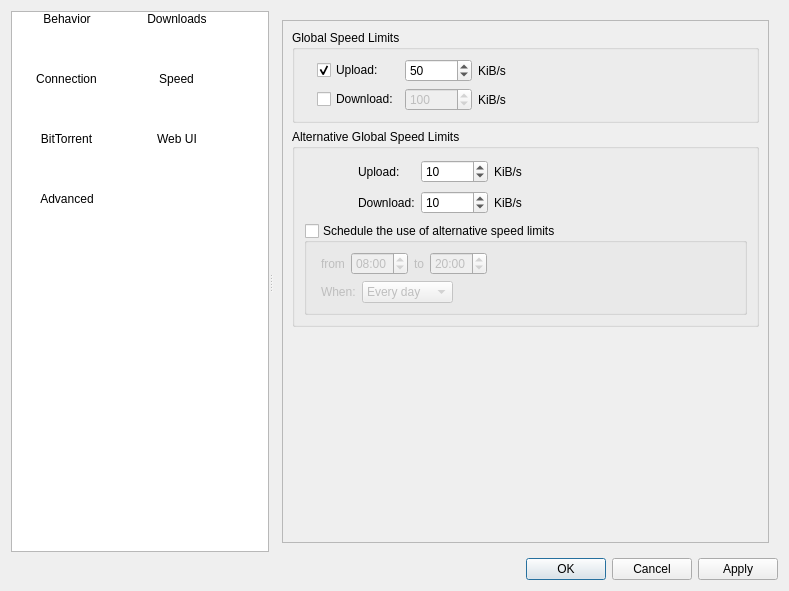
First picture: the form in src/preferences/options.ui, repository SysAdminDoc/qBittorrent-Vanced, before the edit.
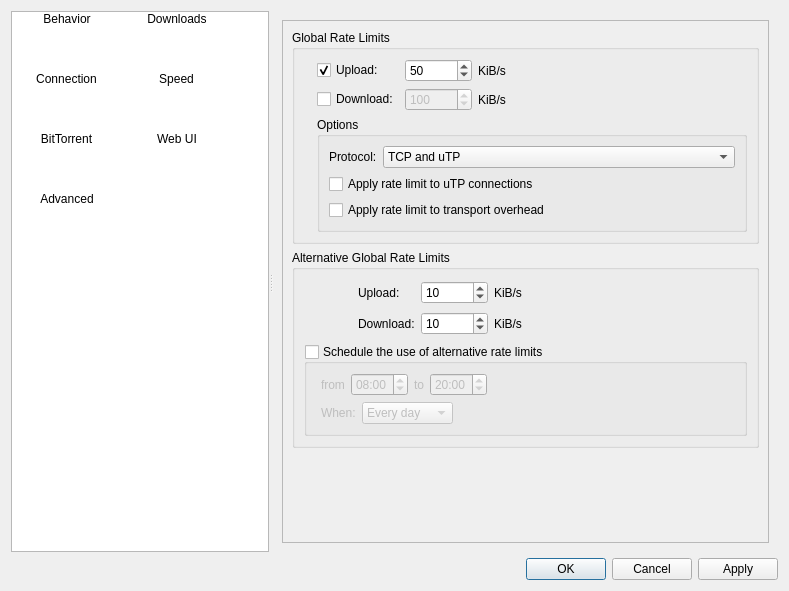
Second picture: the form after the edit. The open tabs and pages were chosen to show the change. Icons and pictures are not drawn.

```diff
--- a/src/preferences/options.ui
+++ b/src/preferences/options.ui
@@ -1405,16 +1405,16 @@
            <property name="geometry">
             <rect>
              <x>0</x>
-             <y>0</y>
-             <width>504</width>
-             <height>384</height>
+             <y>-16</y>
+             <width>489</width>
+             <height>425</height>
             </rect>
            </property>
            <layout class="QVBoxLayout" name="verticalLayout_33">
             <item>
              <widget class="QGroupBox" name="bandwidthBox">
               <property name="title">
-               <string>Global Speed Limits</string>
+               <string>Global Rate Limits</string>
               </property>
               <layout class="QGridLayout" name="gridLayout_7">
                <item row="0" column="0">
@@ -1513,13 +1513,66 @@
                  </property>
                 </spacer>
                </item>
+               <item row="1" column="1" colspan="2">
+                <widget class="QGroupBox" name="groupBox_5">
+                 <property name="title">
+                  <string>Options</string>
+                 </property>
+                 <layout class="QVBoxLayout" name="verticalLayout_27">
+                  <item>
+                   <layout class="QFormLayout" name="formLayout_6">
+                    <item row="0" column="0">
+                     <widget class="QLabel" name="label_23">
+                      <property name="text">
+                       <string>Protocol:</string>
+                      </property>
+                     </widget>
+                    </item>
+                    <item row="0" column="1">
+                     <widget class="QComboBox" name="comboBTProtocol">
+                      <item>
+                       <property name="text">
+                        <string>TCP and uTP</string>
+                       </property>
+                      </item>
+                      <item>
+                       <property name="text">
+                        <string>TCP only</string>
+                       </property>
+                      </item>
+                      <item>
+                       <property name="text">
+                        <string>uTP only</string>
+                       </property>
+                      </item>
+                     </widget>
+                    </item>
+                   </layout>
+                  </item>
+                  <item>
+                   <widget class="QCheckBox" name="checkLimituTPConnections">
+                    <property name="text">
+                     <string>Apply rate limit to uTP connections</string>
+                    </property>
+                   </widget>
+                  </item>
+                  <item>
+                   <widget class="QCheckBox" name="checkLimitTransportOverhead">
+                    <property name="text">
+                     <string>Apply rate limit to transport overhead</string>
+                    </property>
+                   </widget>
+                  </item>
+                 </layout>
+                </widget>
+               </item>
               </layout>
              </widget>
             </item>
             <item>
              <widget class="QGroupBox" name="groupBox_6">
               <property name="title">
-               <string>Alternative Global Speed Limits</string>
+               <string>Alternative Global Rate Limits</string>
               </property>
               <layout class="QVBoxLayout" name="verticalLayout_11">
                <item>
@@ -1625,7 +1678,7 @@
                <item>
                 <widget class="QGroupBox" name="check_schedule">
                  <property name="title">
-                  <string>Schedule the use of alternative speed limits</string>
+                  <string>Schedule the use of alternative rate limits</string>
                  </property>
                  <property name="checkable">
                   <bool>true</bool>
```
